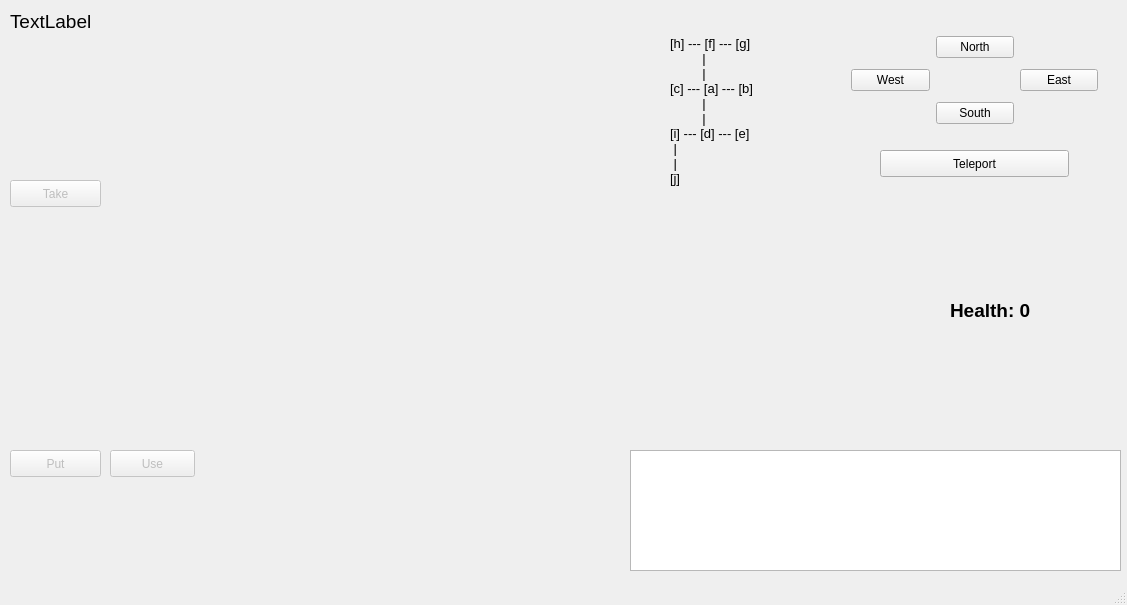
Above: mainwindow.ui from colmlg/ZorkProject before the change. Below: the same form after it.
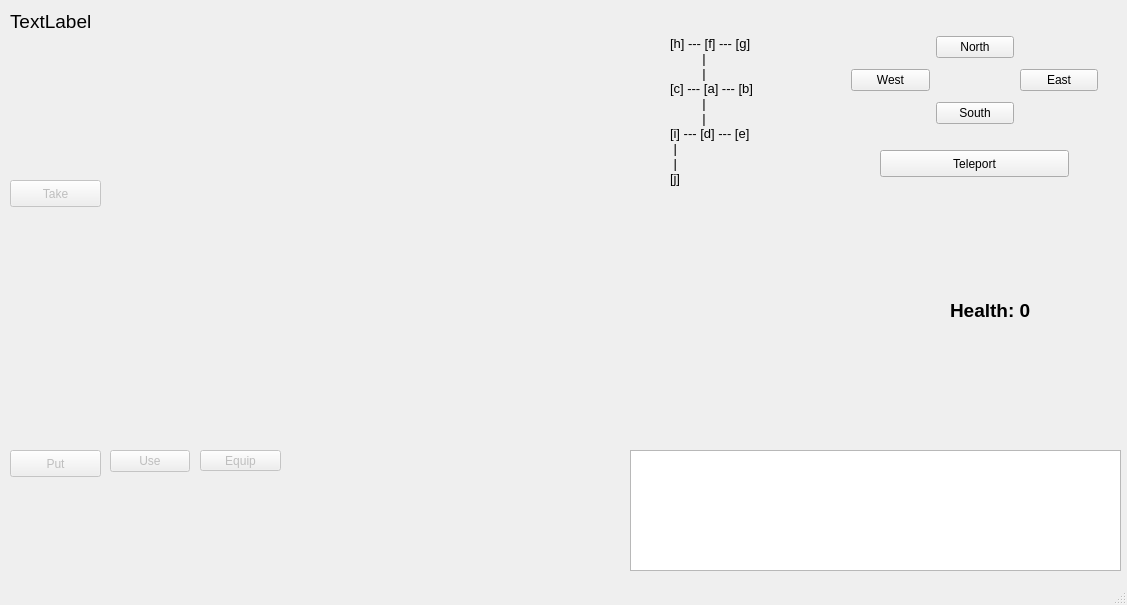
That is the form after the change.

Commit message: Added weapon slot and equip button

What changed in the file:
```diff
--- a/mainwindow.ui
+++ b/mainwindow.ui
@@ -496,8 +496,8 @@
      <rect>
       <x>110</x>
       <y>450</y>
-      <width>85</width>
-      <height>27</height>
+      <width>80</width>
+      <height>22</height>
      </rect>
     </property>
     <property name="text">
@@ -563,9 +563,9 @@
    <widget class="QPushButton" name="weaponSlot">
     <property name="geometry">
      <rect>
-      <x>970</x>
+      <x>965</x>
       <y>230</y>
-      <width>46</width>
+      <width>54</width>
       <height>54</height>
      </rect>
     </property>
@@ -597,6 +597,22 @@
      <bool>true</bool>
     </property>
    </widget>
+   <widget class="QPushButton" name="equipButton">
+    <property name="enabled">
+     <bool>false</bool>
+    </property>
+    <property name="geometry">
+     <rect>
+      <x>200</x>
+      <y>450</y>
+      <width>81</width>
+      <height>21</height>
+     </rect>
+    </property>
+    <property name="text">
+     <string>Equip</string>
+    </property>
+   </widget>
   </widget>
   <widget class="QStatusBar" name="statusBar"/>
  </widget>
```
The commit also changes 8 other files.
